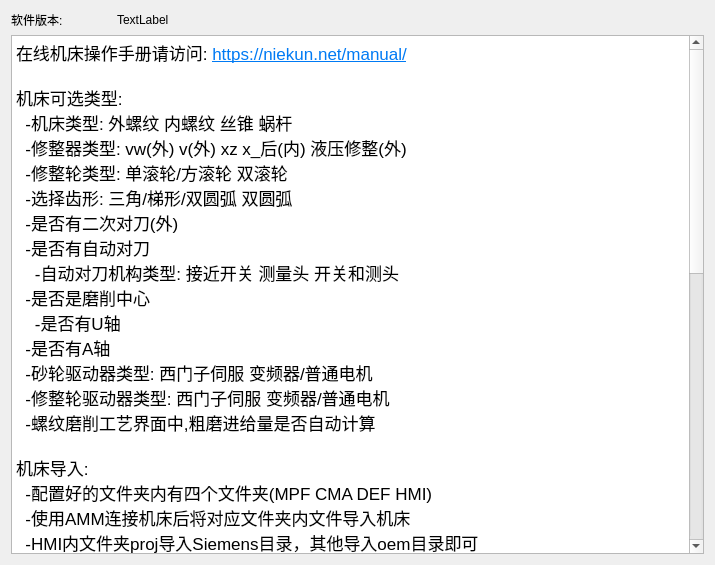
Above: about.ui from nie11kun/HorizonJuicerCreator before the change. Below: the same form after it.
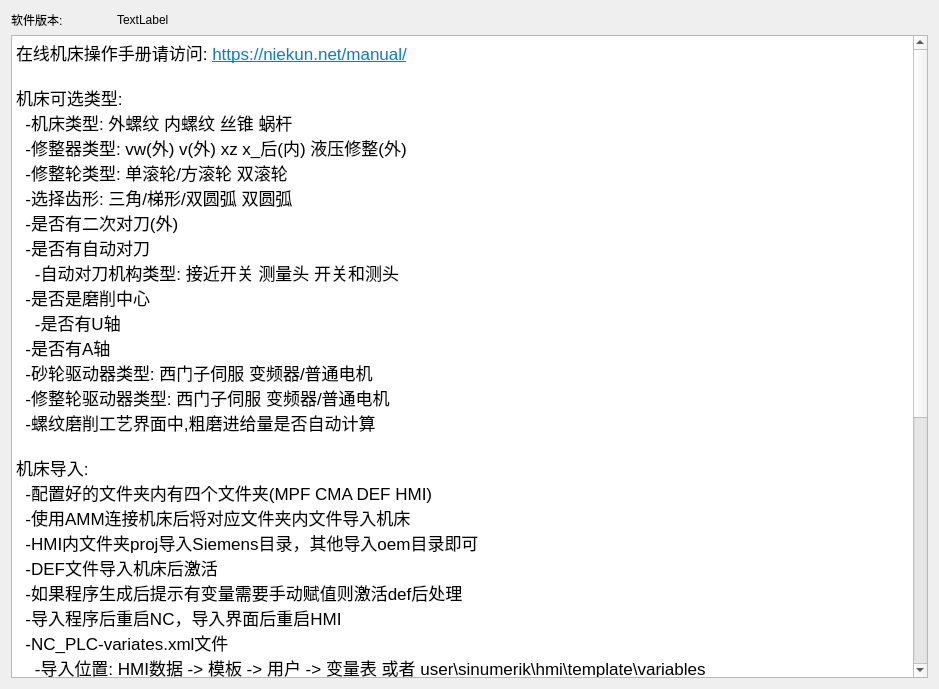
That is the form after the change.

```diff
--- a/about.ui
+++ b/about.ui
@@ -6,8 +6,8 @@
    <rect>
     <x>0</x>
     <y>0</y>
-    <width>715</width>
-    <height>565</height>
+    <width>939</width>
+    <height>689</height>
    </rect>
   </property>
   <property name="windowTitle">
@@ -50,50 +50,50 @@
       <string>&lt;!DOCTYPE HTML PUBLIC &quot;-//W3C//DTD HTML 4.0//EN&quot; &quot;http://www.w3.org/TR/REC-html40/strict.dtd&quot;&gt;
 &lt;html&gt;&lt;head&gt;&lt;meta name=&quot;qrichtext&quot; content=&quot;1&quot; /&gt;&lt;style type=&quot;text/css&quot;&gt;
 p, li { white-space: pre-wrap; }
-&lt;/style&gt;&lt;/head&gt;&lt;body style=&quot; font-family:'.AppleSystemUIFont'; font-size:13pt; font-weight:400; font-style:normal;&quot;&gt;
-&lt;p style=&quot; margin-top:0px; margin-bottom:0px; margin-left:0px; margin-right:0px; -qt-block-indent:0; text-indent:0px;&quot;&gt;&lt;span style=&quot; font-family:'MS Shell Dlg 2';&quot;&gt;在线机床操作手册请访问: &lt;/span&gt;&lt;a href=&quot;https://niekun.net/manual/&quot;&gt;&lt;span style=&quot; font-family:'MS Shell Dlg 2'; text-decoration: underline; color:#007af4;&quot;&gt;https://niekun.net/manual/&lt;/span&gt;&lt;/a&gt;&lt;/p&gt;
-&lt;p style=&quot;-qt-paragraph-type:empty; margin-top:0px; margin-bottom:0px; margin-left:0px; margin-right:0px; -qt-block-indent:0; text-indent:0px; font-family:'MS Shell Dlg 2';&quot;&gt;&lt;br /&gt;&lt;/p&gt;
-&lt;p style=&quot; margin-top:0px; margin-bottom:0px; margin-left:0px; margin-right:0px; -qt-block-indent:0; text-indent:0px;&quot;&gt;&lt;span style=&quot; font-family:'MS Shell Dlg 2';&quot;&gt;机床可选类型:&lt;/span&gt;&lt;/p&gt;
-&lt;p style=&quot; margin-top:0px; margin-bottom:0px; margin-left:0px; margin-right:0px; -qt-block-indent:0; text-indent:0px;&quot;&gt;&lt;span style=&quot; font-family:'MS Shell Dlg 2';&quot;&gt;  -机床类型: 外螺纹 内螺纹 丝锥 蜗杆&lt;/span&gt;&lt;/p&gt;
-&lt;p style=&quot; margin-top:0px; margin-bottom:0px; margin-left:0px; margin-right:0px; -qt-block-indent:0; text-indent:0px;&quot;&gt;&lt;span style=&quot; font-family:'MS Shell Dlg 2';&quot;&gt;  -修整器类型: vw(外) v(外) xz x_后(内) 液压修整(外)&lt;/span&gt;&lt;/p&gt;
-&lt;p style=&quot; margin-top:0px; margin-bottom:0px; margin-left:0px; margin-right:0px; -qt-block-indent:0; text-indent:0px;&quot;&gt;&lt;span style=&quot; font-family:'MS Shell Dlg 2';&quot;&gt;  -修整轮类型: 单滚轮/方滚轮 双滚轮&lt;/span&gt;&lt;/p&gt;
-&lt;p style=&quot; margin-top:0px; margin-bottom:0px; margin-left:0px; margin-right:0px; -qt-block-indent:0; text-indent:0px;&quot;&gt;&lt;span style=&quot; font-family:'MS Shell Dlg 2';&quot;&gt;  -选择齿形: 三角/梯形/双圆弧 双圆弧&lt;/span&gt;&lt;/p&gt;
-&lt;p style=&quot; margin-top:0px; margin-bottom:0px; margin-left:0px; margin-right:0px; -qt-block-indent:0; text-indent:0px;&quot;&gt;&lt;span style=&quot; font-family:'MS Shell Dlg 2';&quot;&gt;  -是否有二次对刀(外)&lt;/span&gt;&lt;/p&gt;
-&lt;p style=&quot; margin-top:0px; margin-bottom:0px; margin-left:0px; margin-right:0px; -qt-block-indent:0; text-indent:0px;&quot;&gt;&lt;span style=&quot; font-family:'MS Shell Dlg 2';&quot;&gt;  -是否有自动对刀&lt;/span&gt;&lt;/p&gt;
-&lt;p style=&quot; margin-top:0px; margin-bottom:0px; margin-left:0px; margin-right:0px; -qt-block-indent:0; text-indent:0px;&quot;&gt;&lt;span style=&quot; font-family:'MS Shell Dlg 2';&quot;&gt;    -自动对刀机构类型: 接近开关 测量头 开关和测头&lt;/span&gt;&lt;/p&gt;
-&lt;p style=&quot; margin-top:0px; margin-bottom:0px; margin-left:0px; margin-right:0px; -qt-block-indent:0; text-indent:0px;&quot;&gt;&lt;span style=&quot; font-family:'MS Shell Dlg 2';&quot;&gt;  -是否是磨削中心&lt;/span&gt;&lt;/p&gt;
-&lt;p style=&quot; margin-top:0px; margin-bottom:0px; margin-left:0px; margin-right:0px; -qt-block-indent:0; text-indent:0px;&quot;&gt;&lt;span style=&quot; font-family:'MS Shell Dlg 2';&quot;&gt;    -是否有U轴&lt;/span&gt;&lt;/p&gt;
-&lt;p style=&quot; margin-top:0px; margin-bottom:0px; margin-left:0px; margin-right:0px; -qt-block-indent:0; text-indent:0px;&quot;&gt;&lt;span style=&quot; font-family:'MS Shell Dlg 2';&quot;&gt;  -是否有A轴&lt;/span&gt;&lt;/p&gt;
-&lt;p style=&quot; margin-top:0px; margin-bottom:0px; margin-left:0px; margin-right:0px; -qt-block-indent:0; text-indent:0px;&quot;&gt;&lt;span style=&quot; font-family:'MS Shell Dlg 2';&quot;&gt;  -砂轮驱动器类型: 西门子伺服 变频器/普通电机&lt;/span&gt;&lt;/p&gt;
-&lt;p style=&quot; margin-top:0px; margin-bottom:0px; margin-left:0px; margin-right:0px; -qt-block-indent:0; text-indent:0px;&quot;&gt;&lt;span style=&quot; font-family:'MS Shell Dlg 2';&quot;&gt;  -修整轮驱动器类型: 西门子伺服 变频器/普通电机&lt;/span&gt;&lt;/p&gt;
-&lt;p style=&quot; margin-top:0px; margin-bottom:0px; margin-left:0px; margin-right:0px; -qt-block-indent:0; text-indent:0px;&quot;&gt;&lt;span style=&quot; font-family:'MS Shell Dlg 2';&quot;&gt;  -螺纹磨削工艺界面中,粗磨进给量是否自动计算&lt;/span&gt;&lt;/p&gt;
-&lt;p style=&quot;-qt-paragraph-type:empty; margin-top:0px; margin-bottom:0px; margin-left:0px; margin-right:0px; -qt-block-indent:0; text-indent:0px; font-family:'MS Shell Dlg 2';&quot;&gt;&lt;br /&gt;&lt;/p&gt;
-&lt;p style=&quot; margin-top:0px; margin-bottom:0px; margin-left:0px; margin-right:0px; -qt-block-indent:0; text-indent:0px;&quot;&gt;&lt;span style=&quot; font-family:'MS Shell Dlg 2';&quot;&gt;机床导入:&lt;/span&gt;&lt;/p&gt;
-&lt;p style=&quot; margin-top:0px; margin-bottom:0px; margin-left:0px; margin-right:0px; -qt-block-indent:0; text-indent:0px;&quot;&gt;&lt;span style=&quot; font-family:'MS Shell Dlg 2';&quot;&gt;  -配置好的文件夹内有四个文件夹(MPF CMA DEF HMI)&lt;/span&gt;&lt;/p&gt;
-&lt;p style=&quot; margin-top:0px; margin-bottom:0px; margin-left:0px; margin-right:0px; -qt-block-indent:0; text-indent:0px;&quot;&gt;&lt;span style=&quot; font-family:'MS Shell Dlg 2';&quot;&gt;  -使用AMM连接机床后将对应文件夹内文件导入机床&lt;/span&gt;&lt;/p&gt;
-&lt;p style=&quot; margin-top:0px; margin-bottom:0px; margin-left:0px; margin-right:0px; -qt-block-indent:0; text-indent:0px;&quot;&gt;&lt;span style=&quot; font-family:'MS Shell Dlg 2';&quot;&gt;  -HMI内文件夹proj导入Siemens目录，其他导入oem目录即可&lt;/span&gt;&lt;/p&gt;
-&lt;p style=&quot; margin-top:0px; margin-bottom:0px; margin-left:0px; margin-right:0px; -qt-block-indent:0; text-indent:0px;&quot;&gt;&lt;span style=&quot; font-family:'MS Shell Dlg 2';&quot;&gt;  -DEF文件导入机床后激活&lt;/span&gt;&lt;/p&gt;
-&lt;p style=&quot; margin-top:0px; margin-bottom:0px; margin-left:0px; margin-right:0px; -qt-block-indent:0; text-indent:0px;&quot;&gt;&lt;span style=&quot; font-family:'MS Shell Dlg 2';&quot;&gt;  -如果程序生成后提示有变量需要手动赋值则激活def后处理&lt;/span&gt;&lt;/p&gt;
-&lt;p style=&quot; margin-top:0px; margin-bottom:0px; margin-left:0px; margin-right:0px; -qt-block-indent:0; text-indent:0px;&quot;&gt;&lt;span style=&quot; font-family:'MS Shell Dlg 2';&quot;&gt;  -导入程序后重启NC，导入界面后重启HMI&lt;/span&gt;&lt;/p&gt;
-&lt;p style=&quot; margin-top:0px; margin-bottom:0px; margin-left:0px; margin-right:0px; -qt-block-indent:0; text-indent:0px;&quot;&gt;&lt;span style=&quot; font-family:'MS Shell Dlg 2';&quot;&gt;  -NC_PLC-variates.xml文件&lt;/span&gt;&lt;/p&gt;
-&lt;p style=&quot; margin-top:0px; margin-bottom:0px; margin-left:0px; margin-right:0px; -qt-block-indent:0; text-indent:0px;&quot;&gt;&lt;span style=&quot; font-family:'MS Shell Dlg 2';&quot;&gt;    -导入位置: HMI数据 -&amp;gt; 模板 -&amp;gt; 用户 -&amp;gt; 变量表 或者 user\sinumerik\hmi\template\variables&lt;/span&gt;&lt;/p&gt;
-&lt;p style=&quot; margin-top:0px; margin-bottom:0px; margin-left:0px; margin-right:0px; -qt-block-indent:0; text-indent:0px;&quot;&gt;&lt;span style=&quot; font-family:'MS Shell Dlg 2';&quot;&gt;    -使用: 诊断 -&amp;gt; NC/PLC变量 -&amp;gt; 载入变量表&lt;/span&gt;&lt;/p&gt;
-&lt;p style=&quot; margin-top:0px; margin-bottom:0px; margin-left:0px; margin-right:0px; -qt-block-indent:0; text-indent:0px;&quot;&gt;&lt;span style=&quot; font-family:'MS Shell Dlg 2';&quot;&gt;  -若在线帮助hlp进行了修改，需删除`siemens\sinumerik\sys_cache\hmi\`目录下hlp文件夹，重启HMI&lt;/span&gt;&lt;/p&gt;
-&lt;p style=&quot;-qt-paragraph-type:empty; margin-top:0px; margin-bottom:0px; margin-left:0px; margin-right:0px; -qt-block-indent:0; text-indent:0px; font-family:'MS Shell Dlg 2';&quot;&gt;&lt;br /&gt;&lt;/p&gt;
-&lt;p style=&quot; margin-top:0px; margin-bottom:0px; margin-left:0px; margin-right:0px; -qt-block-indent:0; text-indent:0px;&quot;&gt;&lt;span style=&quot; font-family:'MS Shell Dlg 2';&quot;&gt;隐藏功能激活：&lt;/span&gt;&lt;/p&gt;
-&lt;p style=&quot; margin-top:0px; margin-bottom:0px; margin-left:0px; margin-right:0px; -qt-block-indent:0; text-indent:0px;&quot;&gt;&lt;span style=&quot; font-family:'MS Shell Dlg 2';&quot;&gt;  -通用齿形模块：变量表修改DRESSER[114]=1&lt;/span&gt;&lt;/p&gt;
-&lt;p style=&quot; margin-top:0px; margin-bottom:0px; margin-left:0px; margin-right:0px; -qt-block-indent:0; text-indent:0px;&quot;&gt;&lt;span style=&quot; font-family:'MS Shell Dlg 2';&quot;&gt;  -界面头数修整参数显示：变量表修改WORK[4]=1&lt;/span&gt;&lt;/p&gt;
-&lt;p style=&quot; margin-top:0px; margin-bottom:0px; margin-left:0px; margin-right:0px; -qt-block-indent:0; text-indent:0px;&quot;&gt;&lt;span style=&quot; font-family:'MS Shell Dlg 2';&quot;&gt;  -恒转速模式：变量表修改INI[144]=1&lt;/span&gt;&lt;/p&gt;
-&lt;p style=&quot; margin-top:0px; margin-bottom:0px; margin-left:0px; margin-right:0px; -qt-block-indent:0; text-indent:0px;&quot;&gt;&lt;span style=&quot; font-family:'MS Shell Dlg 2';&quot;&gt;  -扩展工艺：变量表修改PROCESS[15]=1&lt;/span&gt;&lt;/p&gt;
-&lt;p style=&quot; margin-top:0px; margin-bottom:0px; margin-left:0px; margin-right:0px; -qt-block-indent:0; text-indent:0px;&quot;&gt;&lt;span style=&quot; font-family:'MS Shell Dlg 2';&quot;&gt;  -环形槽激活：变量表修改RING[49]=1&lt;/span&gt;&lt;/p&gt;
-&lt;p style=&quot; margin-top:0px; margin-bottom:0px; margin-left:0px; margin-right:0px; -qt-block-indent:0; text-indent:0px;&quot;&gt;&lt;span style=&quot; font-family:'MS Shell Dlg 2';&quot;&gt;  -三线测量参数显示：变量表修改INI[148]=1&lt;/span&gt;&lt;/p&gt;
-&lt;p style=&quot; margin-top:0px; margin-bottom:0px; margin-left:0px; margin-right:0px; -qt-block-indent:0; text-indent:0px;&quot;&gt;&lt;span style=&quot; font-family:'MS Shell Dlg 2';&quot;&gt;  -外圆在线测量参数显示：变量表修改INI[149]=1&lt;/span&gt;&lt;/p&gt;
-&lt;p style=&quot; margin-top:0px; margin-bottom:0px; margin-left:0px; margin-right:0px; -qt-block-indent:0; text-indent:0px;&quot;&gt;&lt;span style=&quot; font-family:'MS Shell Dlg 2';&quot;&gt;  -修整时A轴角度调整参数显示：变量表修改INI[154]=1&lt;/span&gt;&lt;/p&gt;
-&lt;p style=&quot; margin-top:0px; margin-bottom:0px; margin-left:0px; margin-right:0px; -qt-block-indent:0; text-indent:0px;&quot;&gt;&lt;span style=&quot; font-family:'MS Shell Dlg 2';&quot;&gt;  -修整轮反向旋转：变量表修改INI[155]=1&lt;/span&gt;&lt;/p&gt;
-&lt;p style=&quot; margin-top:0px; margin-bottom:0px; margin-left:0px; margin-right:0px; -qt-block-indent:0; text-indent:0px;&quot;&gt;&lt;span style=&quot; font-family:'MS Shell Dlg 2';&quot;&gt;  -自动对刀测头伸出缩回没有检测开关：变量表修改INI[157]=1&lt;/span&gt;&lt;/p&gt;
-&lt;p style=&quot; margin-top:0px; margin-bottom:0px; margin-left:0px; margin-right:0px; -qt-block-indent:0; text-indent:0px;&quot;&gt;&lt;span style=&quot; font-family:'MS Shell Dlg 2';&quot;&gt;  -转完A轴不关闭液压：变量表修改INI[158]=1&lt;/span&gt;&lt;/p&gt;
-&lt;p style=&quot; margin-top:0px; margin-bottom:0px; margin-left:0px; margin-right:0px; -qt-block-indent:0; text-indent:0px;&quot;&gt;&lt;span style=&quot; font-family:'MS Shell Dlg 2';&quot;&gt;  -使用外部齿形程序：变量表修改DRESSER[139]=1   程序名写入变量表：SHAPE_EXTERNAL&lt;/span&gt;&lt;/p&gt;
-&lt;p style=&quot; margin-top:0px; margin-bottom:0px; margin-left:0px; margin-right:0px; -qt-block-indent:0; text-indent:0px;&quot;&gt;&lt;span style=&quot; font-family:'MS Shell Dlg 2';&quot;&gt;  -C轴设置为主轴模式：变量表修改INI[130]=1  影响环形槽加工指令: DO MOV -&amp;gt; M3&lt;/span&gt;&lt;/p&gt;&lt;/body&gt;&lt;/html&gt;</string>
+&lt;/style&gt;&lt;/head&gt;&lt;body style=&quot; font-family:'MS Shell Dlg 2'; font-size:8pt; font-weight:400; font-style:normal;&quot;&gt;
+&lt;p style=&quot; margin-top:0px; margin-bottom:0px; margin-left:0px; margin-right:0px; -qt-block-indent:0; text-indent:0px;&quot;&gt;&lt;span style=&quot; font-size:13pt;&quot;&gt;在线机床操作手册请访问: &lt;/span&gt;&lt;a href=&quot;https://niekun.net/manual/&quot;&gt;&lt;span style=&quot; font-size:13pt; text-decoration: underline; color:#007af4;&quot;&gt;https://niekun.net/manual/&lt;/span&gt;&lt;/a&gt;&lt;/p&gt;
+&lt;p style=&quot;-qt-paragraph-type:empty; margin-top:0px; margin-bottom:0px; margin-left:0px; margin-right:0px; -qt-block-indent:0; text-indent:0px; font-size:13pt;&quot;&gt;&lt;br /&gt;&lt;/p&gt;
+&lt;p style=&quot; margin-top:0px; margin-bottom:0px; margin-left:0px; margin-right:0px; -qt-block-indent:0; text-indent:0px;&quot;&gt;&lt;span style=&quot; font-size:13pt;&quot;&gt;机床可选类型:&lt;/span&gt;&lt;/p&gt;
+&lt;p style=&quot; margin-top:0px; margin-bottom:0px; margin-left:0px; margin-right:0px; -qt-block-indent:0; text-indent:0px;&quot;&gt;&lt;span style=&quot; font-size:13pt;&quot;&gt;  -机床类型: 外螺纹 内螺纹 丝锥 蜗杆&lt;/span&gt;&lt;/p&gt;
+&lt;p style=&quot; margin-top:0px; margin-bottom:0px; margin-left:0px; margin-right:0px; -qt-block-indent:0; text-indent:0px;&quot;&gt;&lt;span style=&quot; font-size:13pt;&quot;&gt;  -修整器类型: vw(外) v(外) xz x_后(内) 液压修整(外)&lt;/span&gt;&lt;/p&gt;
+&lt;p style=&quot; margin-top:0px; margin-bottom:0px; margin-left:0px; margin-right:0px; -qt-block-indent:0; text-indent:0px;&quot;&gt;&lt;span style=&quot; font-size:13pt;&quot;&gt;  -修整轮类型: 单滚轮/方滚轮 双滚轮&lt;/span&gt;&lt;/p&gt;
+&lt;p style=&quot; margin-top:0px; margin-bottom:0px; margin-left:0px; margin-right:0px; -qt-block-indent:0; text-indent:0px;&quot;&gt;&lt;span style=&quot; font-size:13pt;&quot;&gt;  -选择齿形: 三角/梯形/双圆弧 双圆弧&lt;/span&gt;&lt;/p&gt;
+&lt;p style=&quot; margin-top:0px; margin-bottom:0px; margin-left:0px; margin-right:0px; -qt-block-indent:0; text-indent:0px;&quot;&gt;&lt;span style=&quot; font-size:13pt;&quot;&gt;  -是否有二次对刀(外)&lt;/span&gt;&lt;/p&gt;
+&lt;p style=&quot; margin-top:0px; margin-bottom:0px; margin-left:0px; margin-right:0px; -qt-block-indent:0; text-indent:0px;&quot;&gt;&lt;span style=&quot; font-size:13pt;&quot;&gt;  -是否有自动对刀&lt;/span&gt;&lt;/p&gt;
+&lt;p style=&quot; margin-top:0px; margin-bottom:0px; margin-left:0px; margin-right:0px; -qt-block-indent:0; text-indent:0px;&quot;&gt;&lt;span style=&quot; font-size:13pt;&quot;&gt;    -自动对刀机构类型: 接近开关 测量头 开关和测头&lt;/span&gt;&lt;/p&gt;
+&lt;p style=&quot; margin-top:0px; margin-bottom:0px; margin-left:0px; margin-right:0px; -qt-block-indent:0; text-indent:0px;&quot;&gt;&lt;span style=&quot; font-size:13pt;&quot;&gt;  -是否是磨削中心&lt;/span&gt;&lt;/p&gt;
+&lt;p style=&quot; margin-top:0px; margin-bottom:0px; margin-left:0px; margin-right:0px; -qt-block-indent:0; text-indent:0px;&quot;&gt;&lt;span style=&quot; font-size:13pt;&quot;&gt;    -是否有U轴&lt;/span&gt;&lt;/p&gt;
+&lt;p style=&quot; margin-top:0px; margin-bottom:0px; margin-left:0px; margin-right:0px; -qt-block-indent:0; text-indent:0px;&quot;&gt;&lt;span style=&quot; font-size:13pt;&quot;&gt;  -是否有A轴&lt;/span&gt;&lt;/p&gt;
+&lt;p style=&quot; margin-top:0px; margin-bottom:0px; margin-left:0px; margin-right:0px; -qt-block-indent:0; text-indent:0px;&quot;&gt;&lt;span style=&quot; font-size:13pt;&quot;&gt;  -砂轮驱动器类型: 西门子伺服 变频器/普通电机&lt;/span&gt;&lt;/p&gt;
+&lt;p style=&quot; margin-top:0px; margin-bottom:0px; margin-left:0px; margin-right:0px; -qt-block-indent:0; text-indent:0px;&quot;&gt;&lt;span style=&quot; font-size:13pt;&quot;&gt;  -修整轮驱动器类型: 西门子伺服 变频器/普通电机&lt;/span&gt;&lt;/p&gt;
+&lt;p style=&quot; margin-top:0px; margin-bottom:0px; margin-left:0px; margin-right:0px; -qt-block-indent:0; text-indent:0px;&quot;&gt;&lt;span style=&quot; font-size:13pt;&quot;&gt;  -螺纹磨削工艺界面中,粗磨进给量是否自动计算&lt;/span&gt;&lt;/p&gt;
+&lt;p style=&quot;-qt-paragraph-type:empty; margin-top:0px; margin-bottom:0px; margin-left:0px; margin-right:0px; -qt-block-indent:0; text-indent:0px; font-size:13pt;&quot;&gt;&lt;br /&gt;&lt;/p&gt;
+&lt;p style=&quot; margin-top:0px; margin-bottom:0px; margin-left:0px; margin-right:0px; -qt-block-indent:0; text-indent:0px;&quot;&gt;&lt;span style=&quot; font-size:13pt;&quot;&gt;机床导入:&lt;/span&gt;&lt;/p&gt;
+&lt;p style=&quot; margin-top:0px; margin-bottom:0px; margin-left:0px; margin-right:0px; -qt-block-indent:0; text-indent:0px;&quot;&gt;&lt;span style=&quot; font-size:13pt;&quot;&gt;  -配置好的文件夹内有四个文件夹(MPF CMA DEF HMI)&lt;/span&gt;&lt;/p&gt;
+&lt;p style=&quot; margin-top:0px; margin-bottom:0px; margin-left:0px; margin-right:0px; -qt-block-indent:0; text-indent:0px;&quot;&gt;&lt;span style=&quot; font-size:13pt;&quot;&gt;  -使用AMM连接机床后将对应文件夹内文件导入机床&lt;/span&gt;&lt;/p&gt;
+&lt;p style=&quot; margin-top:0px; margin-bottom:0px; margin-left:0px; margin-right:0px; -qt-block-indent:0; text-indent:0px;&quot;&gt;&lt;span style=&quot; font-size:13pt;&quot;&gt;  -HMI内文件夹proj导入Siemens目录，其他导入oem目录即可&lt;/span&gt;&lt;/p&gt;
+&lt;p style=&quot; margin-top:0px; margin-bottom:0px; margin-left:0px; margin-right:0px; -qt-block-indent:0; text-indent:0px;&quot;&gt;&lt;span style=&quot; font-size:13pt;&quot;&gt;  -DEF文件导入机床后激活&lt;/span&gt;&lt;/p&gt;
+&lt;p style=&quot; margin-top:0px; margin-bottom:0px; margin-left:0px; margin-right:0px; -qt-block-indent:0; text-indent:0px;&quot;&gt;&lt;span style=&quot; font-size:13pt;&quot;&gt;  -如果程序生成后提示有变量需要手动赋值则激活def后处理&lt;/span&gt;&lt;/p&gt;
+&lt;p style=&quot; margin-top:0px; margin-bottom:0px; margin-left:0px; margin-right:0px; -qt-block-indent:0; text-indent:0px;&quot;&gt;&lt;span style=&quot; font-size:13pt;&quot;&gt;  -导入程序后重启NC，导入界面后重启HMI&lt;/span&gt;&lt;/p&gt;
+&lt;p style=&quot; margin-top:0px; margin-bottom:0px; margin-left:0px; margin-right:0px; -qt-block-indent:0; text-indent:0px;&quot;&gt;&lt;span style=&quot; font-size:13pt;&quot;&gt;  -NC_PLC-variates.xml文件&lt;/span&gt;&lt;/p&gt;
+&lt;p style=&quot; margin-top:0px; margin-bottom:0px; margin-left:0px; margin-right:0px; -qt-block-indent:0; text-indent:0px;&quot;&gt;&lt;span style=&quot; font-size:13pt;&quot;&gt;    -导入位置: HMI数据 -&amp;gt; 模板 -&amp;gt; 用户 -&amp;gt; 变量表 或者 user\sinumerik\hmi\template\variables&lt;/span&gt;&lt;/p&gt;
+&lt;p style=&quot; margin-top:0px; margin-bottom:0px; margin-left:0px; margin-right:0px; -qt-block-indent:0; text-indent:0px;&quot;&gt;&lt;span style=&quot; font-size:13pt;&quot;&gt;    -使用: 诊断 -&amp;gt; NC/PLC变量 -&amp;gt; 载入变量表&lt;/span&gt;&lt;/p&gt;
+&lt;p style=&quot; margin-top:0px; margin-bottom:0px; margin-left:0px; margin-right:0px; -qt-block-indent:0; text-indent:0px;&quot;&gt;&lt;span style=&quot; font-size:13pt;&quot;&gt;  -若在线帮助hlp进行了修改，需删除`siemens\sinumerik\sys_cache\hmi\`目录下hlp文件夹，重启HMI&lt;/span&gt;&lt;/p&gt;
+&lt;p style=&quot;-qt-paragraph-type:empty; margin-top:0px; margin-bottom:0px; margin-left:0px; margin-right:0px; -qt-block-indent:0; text-indent:0px; font-size:13pt;&quot;&gt;&lt;br /&gt;&lt;/p&gt;
+&lt;p style=&quot; margin-top:0px; margin-bottom:0px; margin-left:0px; margin-right:0px; -qt-block-indent:0; text-indent:0px;&quot;&gt;&lt;span style=&quot; font-size:13pt;&quot;&gt;隐藏功能激活：&lt;/span&gt;&lt;/p&gt;
+&lt;p style=&quot; margin-top:0px; margin-bottom:0px; margin-left:0px; margin-right:0px; -qt-block-indent:0; text-indent:0px;&quot;&gt;&lt;span style=&quot; font-size:13pt;&quot;&gt;  -通用齿形模块：变量表修改DRESSER[114]=1&lt;/span&gt;&lt;/p&gt;
+&lt;p style=&quot; margin-top:0px; margin-bottom:0px; margin-left:0px; margin-right:0px; -qt-block-indent:0; text-indent:0px;&quot;&gt;&lt;span style=&quot; font-size:13pt;&quot;&gt;  -界面头数修整参数显示：变量表修改WORK[4]=1&lt;/span&gt;&lt;/p&gt;
+&lt;p style=&quot; margin-top:0px; margin-bottom:0px; margin-left:0px; margin-right:0px; -qt-block-indent:0; text-indent:0px;&quot;&gt;&lt;span style=&quot; font-size:13pt;&quot;&gt;  -恒转速模式：变量表修改INI[144]=1&lt;/span&gt;&lt;/p&gt;
+&lt;p style=&quot; margin-top:0px; margin-bottom:0px; margin-left:0px; margin-right:0px; -qt-block-indent:0; text-indent:0px;&quot;&gt;&lt;span style=&quot; font-size:13pt;&quot;&gt;  -扩展工艺：变量表修改PROCESS[15]=1&lt;/span&gt;&lt;/p&gt;
+&lt;p style=&quot; margin-top:0px; margin-bottom:0px; margin-left:0px; margin-right:0px; -qt-block-indent:0; text-indent:0px;&quot;&gt;&lt;span style=&quot; font-size:13pt;&quot;&gt;  -环形槽激活：变量表修改RING[49]=1&lt;/span&gt;&lt;/p&gt;
+&lt;p style=&quot; margin-top:0px; margin-bottom:0px; margin-left:0px; margin-right:0px; -qt-block-indent:0; text-indent:0px;&quot;&gt;&lt;span style=&quot; font-size:13pt;&quot;&gt;  -三线测量参数显示：变量表修改INI[148]=1&lt;/span&gt;&lt;/p&gt;
+&lt;p style=&quot; margin-top:0px; margin-bottom:0px; margin-left:0px; margin-right:0px; -qt-block-indent:0; text-indent:0px;&quot;&gt;&lt;span style=&quot; font-size:13pt;&quot;&gt;  -外圆在线测量参数显示：变量表修改INI[149]=1&lt;/span&gt;&lt;/p&gt;
+&lt;p style=&quot; margin-top:0px; margin-bottom:0px; margin-left:0px; margin-right:0px; -qt-block-indent:0; text-indent:0px;&quot;&gt;&lt;span style=&quot; font-size:13pt;&quot;&gt;  -修整时A轴角度调整参数显示：变量表修改INI[154]=1&lt;/span&gt;&lt;/p&gt;
+&lt;p style=&quot; margin-top:0px; margin-bottom:0px; margin-left:0px; margin-right:0px; -qt-block-indent:0; text-indent:0px;&quot;&gt;&lt;span style=&quot; font-size:13pt;&quot;&gt;  -修整轮反向旋转：变量表修改INI[155]=1&lt;/span&gt;&lt;/p&gt;
+&lt;p style=&quot; margin-top:0px; margin-bottom:0px; margin-left:0px; margin-right:0px; -qt-block-indent:0; text-indent:0px;&quot;&gt;&lt;span style=&quot; font-size:13pt;&quot;&gt;  -自动对刀测头伸出缩回没有检测开关：变量表修改INI[157]=1&lt;/span&gt;&lt;/p&gt;
+&lt;p style=&quot; margin-top:0px; margin-bottom:0px; margin-left:0px; margin-right:0px; -qt-block-indent:0; text-indent:0px;&quot;&gt;&lt;span style=&quot; font-size:13pt;&quot;&gt;  -转完A轴不关闭液压：变量表修改INI[158]=1&lt;/span&gt;&lt;/p&gt;
+&lt;p style=&quot; margin-top:0px; margin-bottom:0px; margin-left:0px; margin-right:0px; -qt-block-indent:0; text-indent:0px;&quot;&gt;&lt;span style=&quot; font-size:13pt;&quot;&gt;  -使用外部齿形程序：变量表修改DRESSER[139]=1   程序名写入变量表：SHAPE_EXTERNAL&lt;/span&gt;&lt;/p&gt;
+&lt;p style=&quot; margin-top:0px; margin-bottom:0px; margin-left:0px; margin-right:0px; -qt-block-indent:0; text-indent:0px;&quot;&gt;&lt;span style=&quot; font-size:13pt;&quot;&gt;  -C轴设置为主轴模式：变量表修改INI[130]=1  影响环形槽加工指令: DO MOV -&amp;gt; M3&lt;/span&gt;&lt;/p&gt;&lt;/body&gt;&lt;/html&gt;</string>
      </property>
     </widget>
    </item>
```
